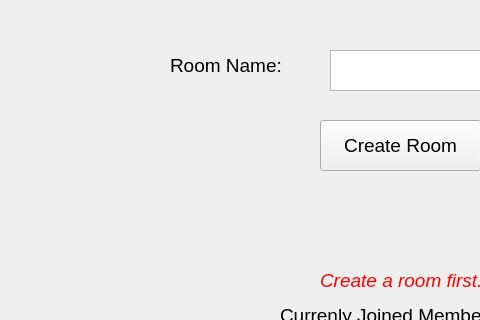
Qt form hostwindow.ui (Mamad-MD/JukeBox-MusicPlayer-) before a commit; both pictures show x 0 to 480 and y 0 to 320 of the 825 by 632 pixel window.
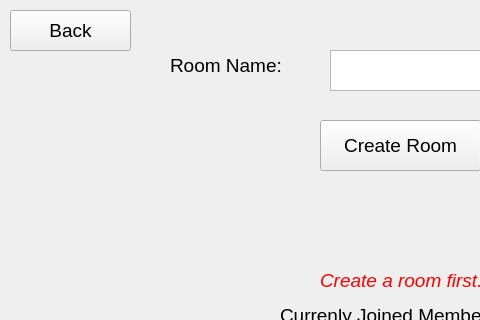
The same form after that commit.

Commit message: Host and Join Windows UIs Done!

Diff of the .ui file:
```diff
--- a/hostwindow.ui
+++ b/hostwindow.ui
@@ -116,6 +116,24 @@
      <bool>false</bool>
     </property>
    </widget>
+   <widget class="QPushButton" name="PushButton_Back">
+    <property name="geometry">
+     <rect>
+      <x>10</x>
+      <y>10</y>
+      <width>121</width>
+      <height>41</height>
+     </rect>
+    </property>
+    <property name="font">
+     <font>
+      <pointsize>14</pointsize>
+     </font>
+    </property>
+    <property name="text">
+     <string>Back</string>
+    </property>
+   </widget>
   </widget>
   <widget class="QMenuBar" name="menubar">
    <property name="geometry">
```
Left out of the diff: 5 changed lines with no effect on the pictures. The commit also changes 7 other files.
